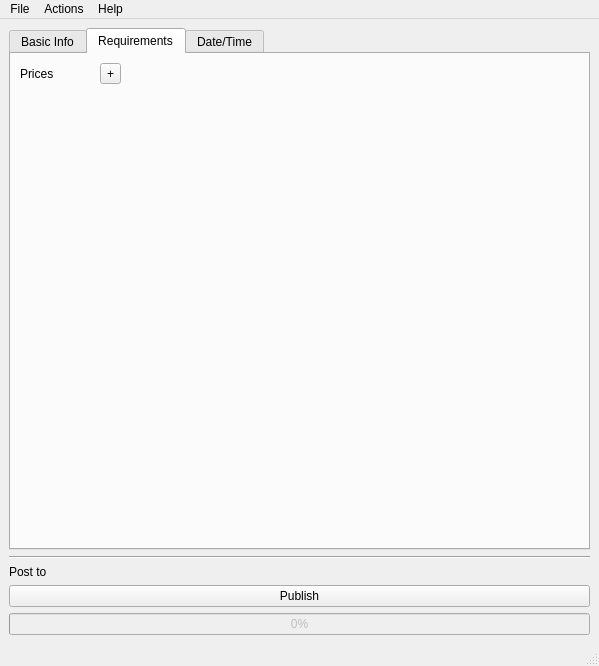
Above: src/ui/MainWindow.ui from MakeICT/event-creator before the change. Below: the same form after it.
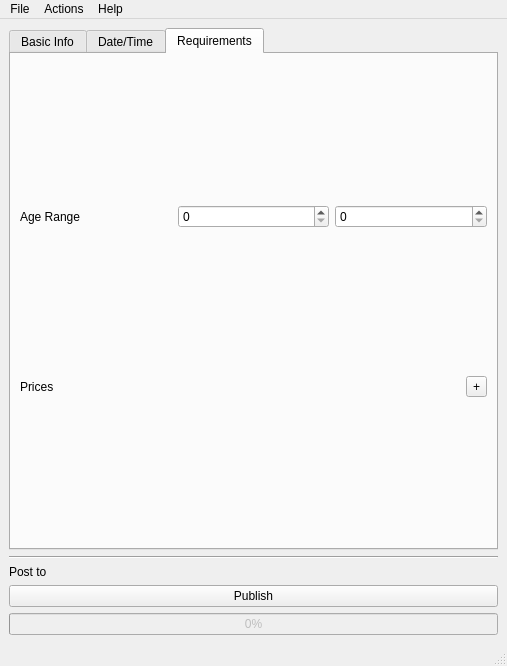
That is the form after the change. The open tabs and pages were chosen to show the change.

Commit message: add age range input and output

```diff
--- a/src/ui/MainWindow.ui
+++ b/src/ui/MainWindow.ui
@@ -7,7 +7,7 @@
    <rect>
     <x>0</x>
     <y>0</y>
-    <width>599</width>
+    <width>507</width>
     <height>666</height>
    </rect>
   </property>
@@ -174,58 +174,6 @@
         </item>
        </layout>
       </widget>
-      <widget class="QWidget" name="tab_2">
-       <attribute name="title">
-        <string>Requirements</string>
-       </attribute>
-       <layout class="QGridLayout" name="gridLayout">
-        <item row="0" column="0">
-         <layout class="QVBoxLayout" name="verticalLayout_6" stretch="0,0">
-          <item>
-           <layout class="QFormLayout" name="tagForm"/>
-          </item>
-          <item>
-           <layout class="QFormLayout" name="formLayout_4">
-            <item row="0" column="0">
-             <layout class="QHBoxLayout" name="horizontalLayout_3">
-              <item>
-               <widget class="QLabel" name="label_9">
-                <property name="text">
-                 <string>Prices</string>
-                </property>
-               </widget>
-              </item>
-              <item>
-               <spacer name="horizontalSpacer">
-                <property name="orientation">
-                 <enum>Qt::Horizontal</enum>
-                </property>
-                <property name="sizeHint" stdset="0">
-                 <size>
-                  <width>40</width>
-                  <height>20</height>
-                 </size>
-                </property>
-               </spacer>
-              </item>
-              <item>
-               <widget class="QToolButton" name="addPriceButton">
-                <property name="text">
-                 <string>+</string>
-                </property>
-               </widget>
-              </item>
-             </layout>
-            </item>
-            <item row="0" column="1">
-             <layout class="QVBoxLayout" name="priceList"/>
-            </item>
-           </layout>
-          </item>
-         </layout>
-        </item>
-       </layout>
-      </widget>
       <widget class="QWidget" name="tab_3">
        <attribute name="title">
         <string>Date/Time</string>
@@ -317,6 +265,71 @@
         </item>
        </layout>
       </widget>
+      <widget class="QWidget" name="tab_2">
+       <attribute name="title">
+        <string>Requirements</string>
+       </attribute>
+       <layout class="QGridLayout" name="gridLayout">
+        <item row="0" column="0">
+         <layout class="QFormLayout" name="tagForm">
+          <property name="fieldGrowthPolicy">
+           <enum>QFormLayout::AllNonFixedFieldsGrow</enum>
+          </property>
+         </layout>
+        </item>
+        <item row="1" column="0">
+         <layout class="QHBoxLayout" name="horizontalLayout_2">
+          <item>
+           <widget class="QLabel" name="label_3">
+            <property name="text">
+             <string>Age Range</string>
+            </property>
+           </widget>
+          </item>
+          <item>
+           <widget class="QSpinBox" name="minAge"/>
+          </item>
+          <item>
+           <widget class="QSpinBox" name="maxAge"/>
+          </item>
+         </layout>
+        </item>
+        <item row="2" column="0">
+         <layout class="QHBoxLayout" name="horizontalLayout_3">
+          <item>
+           <widget class="QLabel" name="label_9">
+            <property name="text">
+             <string>Prices</string>
+            </property>
+           </widget>
+          </item>
+          <item>
+           <spacer name="horizontalSpacer">
+            <property name="orientation">
+             <enum>Qt::Horizontal</enum>
+            </property>
+            <property name="sizeHint" stdset="0">
+             <size>
+              <width>40</width>
+              <height>20</height>
+             </size>
+            </property>
+           </spacer>
+          </item>
+          <item>
+           <widget class="QToolButton" name="addPriceButton">
+            <property name="text">
+             <string>+</string>
+            </property>
+           </widget>
+          </item>
+         </layout>
+        </item>
+        <item row="3" column="0">
+         <layout class="QVBoxLayout" name="priceList"/>
+        </item>
+       </layout>
+      </widget>
      </widget>
     </item>
     <item>
@@ -367,8 +380,8 @@
     <rect>
      <x>0</x>
      <y>0</y>
-     <width>599</width>
-     <height>24</height>
+     <width>507</width>
+     <height>28</height>
     </rect>
    </property>
    <widget class="QMenu" name="menuHelp">
```
The commit also changes 3 other files.
